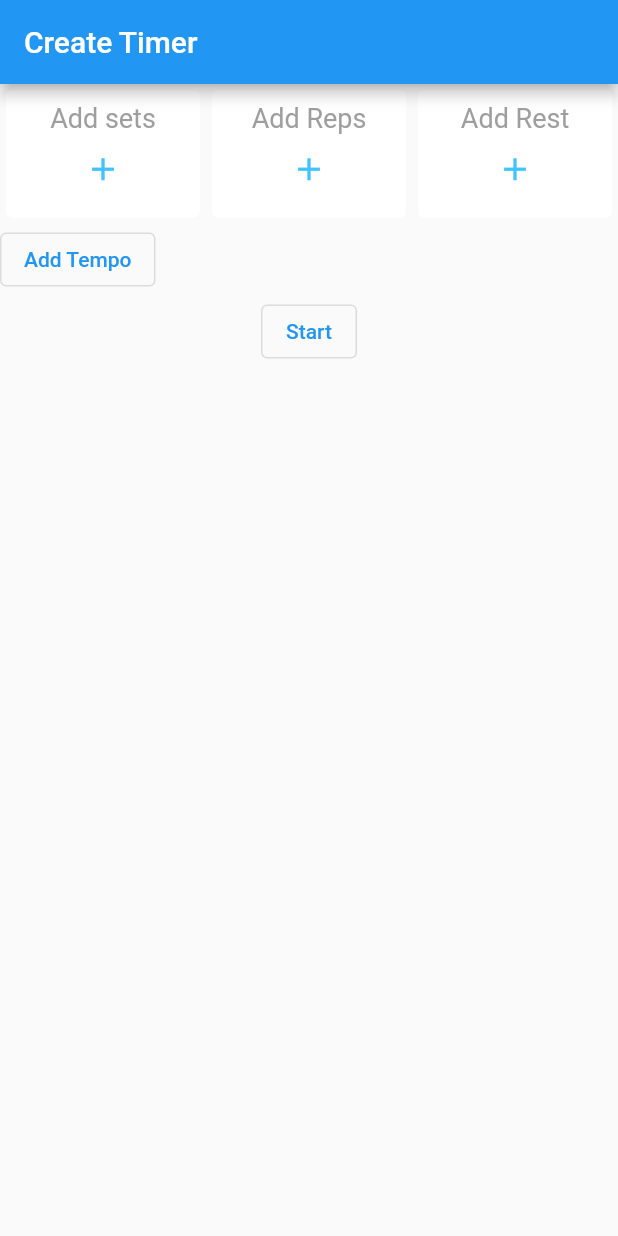
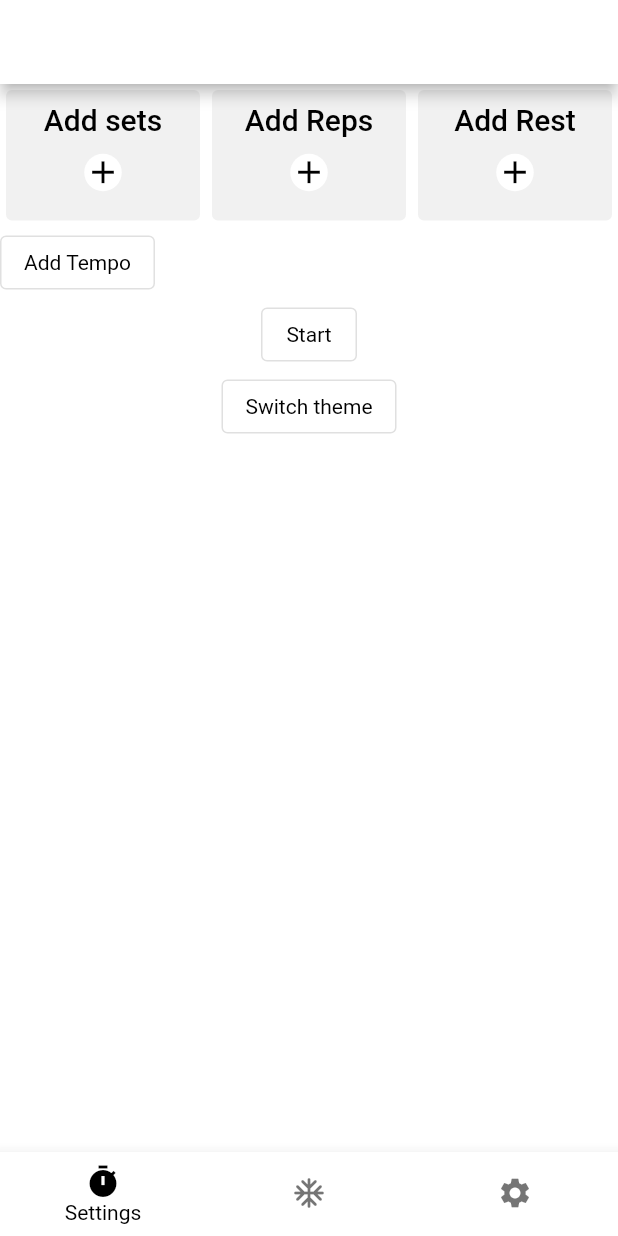
Before and after one commit to djock/intervals, a Flutter app: the screen it shows after launch, on a phone screen of 412 x 824 dp. Run offline on Flutter 3.47's test engine with Material 2 defaults, Android fonts, the light colour scheme and no system bars; our stand-ins replace assets_audio_player, flutter_riverpod.

Commit message:
App theme wip

```diff
--- a/lib/main.dart
+++ b/lib/main.dart
@@ -1,36 +1,54 @@
 import 'package:flutter/material.dart';
 import 'package:flutter/services.dart';
 import 'package:flutter_riverpod/flutter_riverpod.dart';
+import 'package:focus/screens/navigation_screen.dart';
 import 'package:focus/screens/timer_screen.dart';
 import 'package:focus/screens/timer_settings_screen.dart';
+import 'package:focus/utilities/app_theme.dart';
+import 'package:focus/utilities/providers.dart';
 
 void main() {
-  Future.delayed(Duration(milliseconds: 1)).then(
-      (value) => SystemChrome.setSystemUIOverlayStyle(SystemUiOverlayStyle(
-            statusBarColor: Colors.transparent,
-            statusBarIconBrightness: Brightness.dark,
-            systemNavigationBarColor: Color(0xFFF1F2F6),
-            systemNavigationBarIconBrightness: Brightness.dark,
-            systemNavigationBarDividerColor: Color(0xFFF1F2F6),
-          )));
   Future.delayed(Duration(milliseconds: 1))
       .then((value) => SystemChrome.setPreferredOrientations([
             DeviceOrientation.portraitUp,
             DeviceOrientation.portraitDown,
           ]));
 
-  runApp(ProviderScope(
-    child: MaterialApp(
-      debugShowMaterialGrid: false,
-      debugShowCheckedModeBanner: false,
-      theme: ThemeData(
-        fontFamily: 'Roboto',
-      ),
-      initialRoute: TimerSettingsScreen.id,
-      routes: {
-        TimerSettingsScreen.id: (context) => TimerSettingsScreen(),
-        TimerScreen.id: (context) => TimerScreen(),
-      },
-    ),
+  runApp(
+      ProviderScope(
+    child: App(),
   ));
 }
+
+class App extends StatefulWidget {
+  static const String id = 'TimerSettingsScreen';
+
+  @override
+  AppState createState() => AppState();
+}
+
+class AppState extends State<App> {
+  @override
+  Widget build(BuildContext context) {
+    return Consumer(
+      builder: (BuildContext context, WidgetRef ref, Widget? child) {
+        final appThemeState = ref.watch(appThemeStateNotifier);
+        appThemeState.setOverlayStyle();
+
+        return MaterialApp(
+          debugShowMaterialGrid: false,
+          debugShowCheckedModeBanner: false,
+          theme: AppTheme.lightTheme,
+          darkTheme: AppTheme.darkTheme,
+          themeMode: appThemeState.isDarkModeEnabled ? ThemeMode.dark : ThemeMode.light,
+          initialRoute: NavigationScreen.id,
+          routes: {
+            NavigationScreen.id: (context) => NavigationScreen(),
+            TimerSettingsScreen.id: (context) => TimerSettingsScreen(),
+            TimerScreen.id: (context) => TimerScreen(),
+          },
+        );
+      },
+    );
+  }
+}
--- a/lib/models/timer_settings.dart
+++ b/lib/models/timer_settings.dart
@@ -1,6 +1,5 @@
 import 'package:flutter/material.dart';
 import 'package:focus/models/index_key_value_pair.dart';
-import 'package:focus/models/key_value_pair.dart';
 
 class TimerSettings extends ChangeNotifier {
   int sets = 0;
--- /dev/null
+++ b/lib/screens/navigation_screen.dart
@@ -0,0 +1,57 @@
+import 'package:flutter/material.dart';
+import 'package:focus/screens/timer_screen.dart';
+import 'package:focus/screens/timer_settings_screen.dart';
+
+class NavigationScreen extends StatefulWidget {
+  static const String id = 'NavigationScreen';
+
+  @override
+  NavigationScreenState createState() => NavigationScreenState();
+}
+
+class NavigationScreenState extends State<NavigationScreen> {
+  int _selectedScreenIndex = 0;
+  List<Widget> _screens = [
+    TimerSettingsScreen(),
+    TimerScreen(),
+    TimerSettingsScreen(),
+  ];
+
+  @override
+  Widget build(BuildContext context) {
+    return WillPopScope(
+      onWillPop: () async {
+        return true;
+      },
+      child: Scaffold(
+        appBar: AppBar(),
+        body: _screens[_selectedScreenIndex],
+        bottomNavigationBar: BottomNavigationBar(
+          items: [
+            BottomNavigationBarItem(
+                icon: Icon(Icons.timer),
+                label: 'Settings'
+            ),
+            BottomNavigationBarItem(
+                icon: Icon(Icons.ac_unit_rounded),
+                label: 'Settings'
+            ),
+            BottomNavigationBarItem(
+              icon: Icon(Icons.settings),
+              label: 'Settings',
+            ),
+          ],
+          onTap: _onItemTapped,
+          currentIndex: _selectedScreenIndex,
+        ),
+      ),
+    );
+  }
+
+  void _onItemTapped(int selectedScreenIndex) {
+    debugPrint('tap ' + selectedScreenIndex.toString());
+    setState(() {
+      _selectedScreenIndex = selectedScreenIndex;
+    });
+  }
+}
--- a/lib/screens/timer_screen.dart
+++ b/lib/screens/timer_screen.dart
@@ -1,4 +1,3 @@
-import 'package:assets_audio_player/assets_audio_player.dart';
 import 'package:flutter/material.dart';
 import 'package:focus/utilities/audio_handler.dart';
 import 'package:focus/utilities/constants.dart';
@@ -118,10 +117,10 @@ class TimerScreenState extends State<TimerScreen> {
                     valueListenable: _resumeFlag,
                     builder: (context, dynamic value, child) {
                       return RoundButton(
-                        color: buttonColor,
+                        color: Theme.of(context).backgroundColor,
                         child: Icon(
                           _resumeFlag.value ? Icons.pause : Icons.play_arrow,
-                          color: roundButtonIconColor,
+                          color: Theme.of(context).colorScheme.primary,
                           size: roundButtonIconSize,
                         ),
                         onPressed: () {
--- a/lib/screens/timer_settings_screen.dart
+++ b/lib/screens/timer_settings_screen.dart
@@ -23,18 +23,10 @@ class TimerSettingsScreenState extends State<TimerSettingsScreen> {
   Widget build(BuildContext context) {
     return Consumer(
       builder: (BuildContext context, WidgetRef ref, Widget? child) {
-        // final isDark = ref.watch(isDarkThemeProvider);
         final timerSettings = ref.watch(timerSettingsNotifier);
+        final themeSettings = ref.watch(appThemeStateNotifier);
 
-        return WillPopScope(
-            onWillPop: () async {
-              return true;
-            },
-            child: Scaffold(
-                appBar: AppBar(
-                  title: Text(AppLocalizations.timerSettingsScreenTitle),
-                ),
-                body: SingleChildScrollView(
+        return SingleChildScrollView(
           child: Center(
               child: Column(
                 mainAxisAlignment: MainAxisAlignment.start,
@@ -60,14 +52,30 @@ class TimerSettingsScreenState extends State<TimerSettingsScreen> {
                   ),
                   AddButton(
                     callback: () {
+                      // if(themeSettings.isDarkModeEnabled) {
+                      //   themeSettings.setLightTheme();
+                      // } else {
+                      //   themeSettings.setDarkTheme();
+                      // }
+
                       activeTimerSettings = timerSettings;
                       Navigator.of(context).pushNamed(TimerScreen.id);
                     },
                     text: AppLocalizations.start,
+                  ),
+                  AddButton(
+                    callback: () {
+                      if(themeSettings.isDarkModeEnabled) {
+                        themeSettings.setLightTheme();
+                      } else {
+                        themeSettings.setDarkTheme();
+                      }
+                    },
+                    text: 'Switch theme',
                   )
                 ],
               )),
-                )));
+        );
       },
     );
   }
--- /dev/null
+++ b/lib/utilities/app_theme.dart
@@ -0,0 +1,97 @@
+import 'package:flutter/material.dart';
+
+/// headline1    96.0  light   -1.5
+/// headline2    60.0  light   -0.5
+/// headline3    48.0  regular  0.0
+/// headline4    34.0  regular  0.25
+/// headline5    24.0  regular  0.0
+/// headline6    20.0  medium   0.15
+/// subtitle1    16.0  regular  0.15
+/// subtitle2    14.0  medium   0.1
+/// body1        16.0  regular  0.5   (bodyText1)
+/// body2        14.0  regular  0.25  (bodyText2)
+/// button       14.0  medium   1.25
+/// caption      12.0  regular  0.4
+/// overline     10.0  regular  1.5
+///
+class AppTheme {
+  // Private Constructor
+  AppTheme._();
+  static final lightTheme = ThemeData(
+    scaffoldBackgroundColor: Colors.white,
+    canvasColor: Colors.white,
+    colorScheme: ColorScheme(
+      brightness: Brightness.dark,
+      primary: Colors.white,
+      onPrimary: Colors.black,
+      secondary: Colors.grey.withOpacity(0.5),
+      onSecondary: Colors.black,
+      error: Colors.red,
+      onError: Colors.white,
+      background: Colors.white,
+      onBackground: Colors.black,
+      surface: Colors.white,
+      onSurface: Colors.black,
+    ),
+    appBarTheme: AppBarTheme(
+      color: Colors.white,
+      iconTheme: IconThemeData(
+        color: Colors.white,
+      ),
+    ),
+    textTheme: TextTheme(
+      bodyText2: TextStyle(
+        color: Colors.black,
+      ),
+      headline6: TextStyle(
+        color: Colors.black,
+      ),
+    ),
+    bottomNavigationBarTheme: BottomNavigationBarThemeData(
+      backgroundColor: Colors.white,
+      selectedItemColor: Colors.black,
+      unselectedItemColor: Colors.black54,
+      showUnselectedLabels: false,
+    ),
+    // ... more
+  );
+
+  static final darkTheme = ThemeData(
+    scaffoldBackgroundColor: Colors.black,
+    canvasColor: Colors.black,
+    colorScheme: ColorScheme(
+      brightness: Brightness.light,
+      primary: Colors.black,
+      onPrimary: Colors.white38,
+      secondary: Colors.black26,
+      onSecondary: Colors.white,
+      error: Colors.red,
+      onError: Colors.white,
+      background: Colors.black,
+      onBackground: Colors.white,
+      surface: Colors.black,
+      onSurface: Colors.white,
+    ),
+    appBarTheme: AppBarTheme(
+      color: Colors.black,
+      iconTheme: IconThemeData(
+        color: Colors.white,
+      ),
+    ),
+    textTheme: TextTheme(
+      bodyText2: TextStyle(
+        color: Colors.white,
+      ),
+      headline6: TextStyle(
+        color: Colors.white,
+      ),
+    ),
+    bottomNavigationBarTheme: BottomNavigationBarThemeData(
+      backgroundColor: Colors.black,
+      selectedItemColor: Colors.white,
+      unselectedItemColor: Colors.white24,
+      showUnselectedLabels: false,
+    ),
+    // ... more
+  );
+}
--- a/lib/utilities/constants.dart
+++ b/lib/utilities/constants.dart
@@ -4,20 +4,6 @@ import 'package:focus/models/timer_settings.dart';
 typedef void ChangeCallback(double);
 typedef void NewTempoCallback(text, value);
 
-TextStyle cardTitleTextStyle = TextStyle(
-  fontSize: 18,
-  color: Colors.grey,
-);
-
-TextStyle titleTextStyle = TextStyle(
-  fontWeight: FontWeight.w200,
-  fontSize: 20,
-  letterSpacing: 3,
-  color: Colors.black,
-);
-
-Color buttonColor = Color(0xFFFAFAFA);
-Color roundButtonIconColor = Colors.lightBlueAccent;
 double roundButtonIconSize = 25.0;
 
 double numberFontSize = 25;
--- a/lib/utilities/providers.dart
+++ b/lib/utilities/providers.dart
@@ -1,5 +1,7 @@
 import 'package:flutter_riverpod/flutter_riverpod.dart';
 import 'package:focus/models/timer_settings.dart';
+import 'package:focus/utilities/app_theme_state.dart';
 
 final isDarkThemeProvider = StateProvider<bool>((ref) => false);
 final timerSettingsNotifier = ChangeNotifierProvider<TimerSettings>((ref) => TimerSettings());
+final appThemeStateNotifier = ChangeNotifierProvider((ref) => AppThemeState());
--- a/lib/widgets/add_button.dart
+++ b/lib/widgets/add_button.dart
@@ -16,7 +16,7 @@ class AddButtonState extends State<AddButton> {
   Widget build(BuildContext context) {
     return OutlinedButton(
       onPressed: widget.callback,
-      child: Text(widget.text),
+      child: Text(widget.text, style: Theme.of(context).textTheme.bodyText2,),
     );
   }
 }
--- a/lib/widgets/create_tempo_widget.dart
+++ b/lib/widgets/create_tempo_widget.dart
@@ -23,6 +23,7 @@ class CreateTempoWidgetState extends State<CreateTempoWidget> {
   Widget build(BuildContext context) {
     return Container(
       height: 250,
+      color: Theme.of(context).colorScheme.secondary,
       padding: EdgeInsets.all(15),
       child: Column(
         children: [
--- a/lib/widgets/tempo_list_item.dart
+++ b/lib/widgets/tempo_list_item.dart
@@ -16,6 +16,7 @@ class TempoListItem extends StatelessWidget {
   @override
   Widget build(BuildContext context) {
     return Card(
+      color: Theme.of(context).colorScheme.primary,
       elevation: 0,
       child: Padding(
         padding: const EdgeInsets.symmetric(horizontal: 16.0, vertical: 8.0),
@@ -30,7 +31,7 @@ class TempoListItem extends StatelessWidget {
                 children: <Widget>[
                   Text(
                     title,
-                    style: cardTitleTextStyle,
+                    style: Theme.of(context).textTheme.bodyText2,
                   ),
                 ],
               ),
@@ -38,12 +39,12 @@ class TempoListItem extends StatelessWidget {
             Row(
               children: [
                 RoundButton(
-                  height: 35,
-                  width: 35,
-                  color: Colors.white,
+                  height: roundButtonIconSize,
+                  width: roundButtonIconSize,
+                  color: Theme.of(context).colorScheme.primary,
                   child: Icon(
                     value == 1 ? Icons.delete : Icons.remove,
-                    color:  value == 1 ? Colors.red : roundButtonIconColor,
+                    color:  value == 1 ? Colors.red : Theme.of(context).colorScheme.onPrimary,
                     size: roundButtonIconSize,
                   ),
                   onPressed: () {
@@ -63,12 +64,12 @@ class TempoListItem extends StatelessWidget {
                   width: 16,
                 ),
                 RoundButton(
-                  height: 35,
-                  width: 35,
-                  color: Colors.white,
+                  height: roundButtonIconSize,
+                  width: roundButtonIconSize,
+                  color: Theme.of(context).colorScheme.primary,
                   child: Icon(
                     Icons.add,
-                    color: roundButtonIconColor,
+                    color: Theme.of(context).colorScheme.onPrimary,
                     size: roundButtonIconSize,
                   ),
                   onPressed: () {
--- a/lib/widgets/timer_config_button.dart
+++ b/lib/widgets/timer_config_button.dart
@@ -17,6 +17,7 @@ class TimerConfigButton extends StatelessWidget {
   Widget build(BuildContext context) {
     return Expanded(
       child: Card(
+        color: Theme.of(context).colorScheme.secondary,
         elevation: 0,
         child: Padding(
           padding: const EdgeInsets.symmetric(horizontal: 3.0, vertical: 8.0),
@@ -25,7 +26,7 @@ class TimerConfigButton extends StatelessWidget {
             children: <Widget>[
               Text(
                 title,
-                style: cardTitleTextStyle,
+                style: Theme.of(context).textTheme.bodyText2,
               ),
               Row(
                 mainAxisAlignment: MainAxisAlignment.center,
@@ -33,10 +34,10 @@ class TimerConfigButton extends StatelessWidget {
                   RoundButton(
                     height: roundButtonIconSize,
                     width: roundButtonIconSize,
-                    color: Colors.white,
+                    color: Theme.of(context).colorScheme.primary,
                     child: Icon(
                       value == 1 ? Icons.delete : Icons.remove,
-                      color: value == 1 ? Colors.red : roundButtonIconColor,
+                      color: value == 1 ? Colors.red : Theme.of(context).colorScheme.primary,
                       size: buttonIconSize,
                     ),
                     onPressed: () {
@@ -50,12 +51,12 @@ class TimerConfigButton extends StatelessWidget {
                     ),
                   ),
                   RoundButton(
-                    height: 15,
-                    width: 15,
-                    color: Colors.white,
+                    height: roundButtonIconSize,
+                    width: roundButtonIconSize,
+                    color: Theme.of(context).colorScheme.primary,
                     child: Icon(
                       Icons.add,
-                      color: roundButtonIconColor,
+                      color: Theme.of(context).colorScheme.onPrimary,
                       size: 20,
                     ),
                     onPressed: () {
--- a/lib/widgets/timer_config_empty_button.dart
+++ b/lib/widgets/timer_config_empty_button.dart
@@ -17,6 +17,7 @@ class TimerConfigEmptyButton extends StatelessWidget {
   Widget build(BuildContext context) {
     return Expanded(
       child: Card(
+        color: Colors.grey.withOpacity(0.15),
         elevation: 0,
         child: Padding(
           padding: const EdgeInsets.symmetric(horizontal: 3.0, vertical: 8.0),
@@ -25,7 +26,7 @@ class TimerConfigEmptyButton extends StatelessWidget {
             children: <Widget>[
               Text(
                 title,
-                style: cardTitleTextStyle,
+                style: Theme.of(context).textTheme.headline6,
               ),
               Row(
                 mainAxisAlignment: MainAxisAlignment.center,
@@ -33,10 +34,10 @@ class TimerConfigEmptyButton extends StatelessWidget {
                   RoundButton(
                     height: roundButtonIconSize,
                     width: roundButtonIconSize,
-                    color: Colors.white,
+                    color: Theme.of(context).colorScheme.primary,
                     child: Icon(
                       Icons.add,
-                      color: roundButtonIconColor,
+                      color: Theme.of(context).colorScheme.onPrimary,
                       size: buttonIconSize,
                     ),
                     onPressed: () {
--- a/pubspec.yaml
+++ b/pubspec.yaml
@@ -23,7 +23,6 @@ dependencies:
   provider: ^6.0.1
   flutter_riverpod: ^1.0.3
   assets_audio_player: ^3.0.4+1
-  flutter_time_picker_spinner: ^2.0.0
 
 dev_dependencies:
   flutter_test:
```
Also changed, not shown: lib/utilities/app_theme_state.dart (added, +36 -0 lines), lib/widgets/custom_app_bar.dart (added, +17 -0 lines), lib/widgets/tempo_item.dart (deleted, +0 -83 lines), pubspec.lock. Lines whose indentation alone changed are shown as unchanged.
